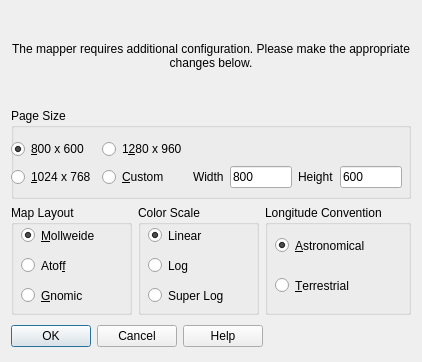
The window that src/UIs/Qt-analyzer/mapperdlg.ui (wayman0/CAPS-Analyzer) describes before a commit, drawn with Qt 5.
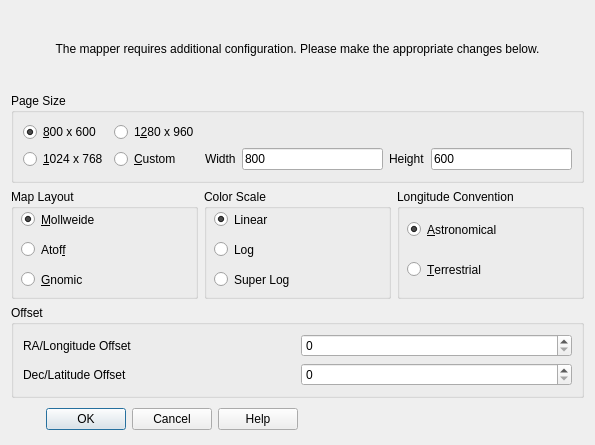
The same window after the commit.

Commit message: Added ability to offset maps

Patch:
```diff
--- a/src/UIs/Qt-analyzer/mapperdlg.ui
+++ b/src/UIs/Qt-analyzer/mapperdlg.ui
@@ -6,15 +6,15 @@
    <rect>
     <x>0</x>
     <y>0</y>
-    <width>405</width>
-    <height>362</height>
+    <width>595</width>
+    <height>445</height>
    </rect>
   </property>
   <property name="windowTitle">
    <string>Dialog</string>
   </property>
-  <layout class="QVBoxLayout" name="verticalLayout">
-   <item>
+  <layout class="QGridLayout" name="gridLayout_4">
+   <item row="0" column="0">
     <widget class="QLabel" name="title">
      <property name="minimumSize">
       <size>
@@ -33,7 +33,7 @@
      </property>
     </widget>
    </item>
-   <item>
+   <item row="1" column="0">
     <widget class="QGroupBox" name="pageBox">
      <property name="minimumSize">
       <size>
@@ -44,16 +44,7 @@
      <property name="title">
       <string>Page Size</string>
      </property>
-     <widget class="QWidget" name="layoutWidget">
-      <property name="geometry">
-       <rect>
-        <x>0</x>
-        <y>30</y>
-        <width>391</width>
-        <height>51</height>
-       </rect>
-      </property>
-      <layout class="QGridLayout" name="gridLayout">
+     <layout class="QGridLayout" name="gridLayout_3">
        <item row="0" column="0">
         <widget class="QRadioButton" name="smallSizeButton">
          <property name="text">
@@ -86,29 +77,29 @@
         </widget>
        </item>
        <item row="1" column="2">
-        <layout class="QHBoxLayout" name="customSizeLayout">
-         <item>
+       <layout class="QGridLayout" name="gridLayout">
+        <item row="0" column="0">
           <widget class="QLabel" name="widthLabel">
            <property name="text">
             <string>Width</string>
            </property>
           </widget>
          </item>
-         <item>
+        <item row="0" column="1">
           <widget class="QLineEdit" name="widthValue">
            <property name="text">
             <string>800</string>
            </property>
           </widget>
          </item>
-         <item>
+        <item row="0" column="2">
           <widget class="QLabel" name="heightLabel">
            <property name="text">
             <string>Height</string>
            </property>
           </widget>
          </item>
-         <item>
+        <item row="0" column="3">
           <widget class="QLineEdit" name="heightValue">
            <property name="text">
             <string>600</string>
@@ -119,9 +110,8 @@
        </item>
       </layout>
      </widget>
-    </widget>
    </item>
-   <item>
+   <item row="2" column="0">
     <layout class="QHBoxLayout" name="detailsLayout">
      <item>
       <widget class="QGroupBox" name="mapLayoutBox">
@@ -277,7 +267,44 @@
      </item>
     </layout>
    </item>
-   <item>
+   <item row="3" column="0">
+    <widget class="QGroupBox" name="Offsets">
+     <property name="title">
+      <string>Offset</string>
+     </property>
+     <layout class="QGridLayout" name="gridLayout_2">
+      <item row="0" column="0">
+       <widget class="QLabel" name="raOffset">
+        <property name="text">
+         <string>RA/Longitude Offset</string>
+        </property>
+       </widget>
+      </item>
+      <item row="0" column="1">
+       <widget class="QSpinBox" name="raOffsetInput">
+        <property name="maximum">
+         <number>360</number>
+        </property>
+       </widget>
+      </item>
+      <item row="1" column="0">
+       <widget class="QLabel" name="decOffset">
+        <property name="text">
+         <string>Dec/Latitude Offset</string>
+        </property>
+       </widget>
+      </item>
+      <item row="1" column="1">
+       <widget class="QSpinBox" name="decOffsetInput">
+        <property name="maximum">
+         <number>180</number>
+        </property>
+       </widget>
+      </item>
+     </layout>
+    </widget>
+   </item>
+   <item row="4" column="0">
     <layout class="QHBoxLayout" name="buttonLayout">
      <item>
       <widget class="QDialogButtonBox" name="buttonBox">
```
Lines whose indentation alone changed are shown as unchanged. The commit also changes 26 other files.
